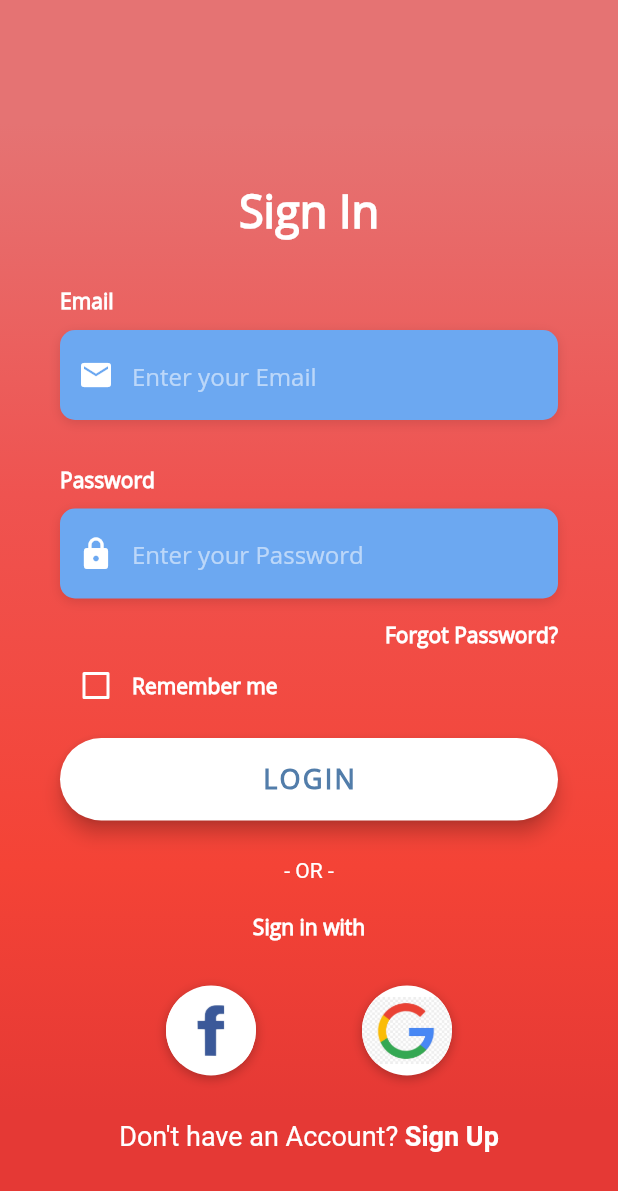
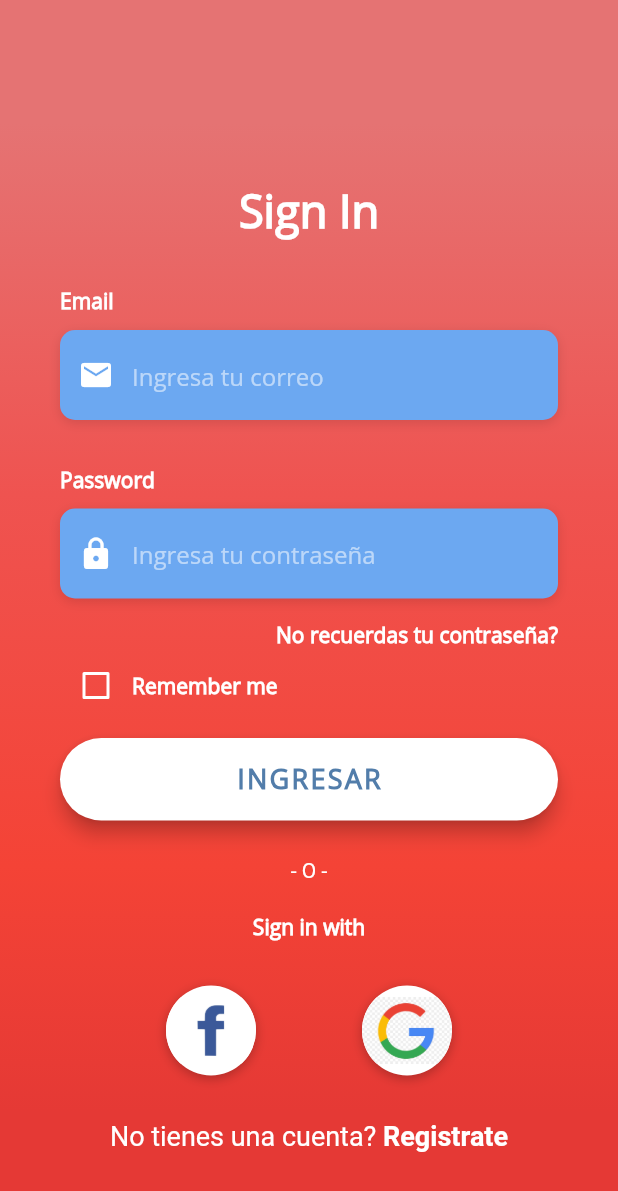
Before and after one commit to codingenterpise/DicomerProject, a Flutter app: the screen it shows after launch, on a phone screen of 412 x 824 dp. Shown: the top 1191 px of the screen. Run offline on Flutter 3.47's test engine with Material 2 defaults, Android fonts, the phone set to English and light mode, and no system bars.

Commit message:
CambioEspañol

```diff
--- a/lib/screens/login_screen.dart
+++ b/lib/screens/login_screen.dart
@@ -36,7 +36,7 @@ class _LoginScreenState extends State<LoginScreen> {
                 Icons.email,
                 color: Colors.white,
               ),
-              hintText: 'Enter your Email',
+              hintText: 'Ingresa tu correo',
               hintStyle: kHintTextStyle,
             ),
           ),
@@ -71,7 +71,7 @@ class _LoginScreenState extends State<LoginScreen> {
                 Icons.lock,
                 color: Colors.white,
               ),
-              hintText: 'Enter your Password',
+              hintText: 'Ingresa tu contraseña',
               hintStyle: kHintTextStyle,
             ),
           ),
@@ -87,7 +87,7 @@ class _LoginScreenState extends State<LoginScreen> {
         onPressed: () => print('Forgot Password Button Pressed'),
         padding: EdgeInsets.only(right: 0.0),
         child: Text(
-          'Forgot Password?',
+          'No recuerdas tu contraseña?',
           style: kLabelStyle,
         ),
       ),
@@ -134,7 +134,7 @@ class _LoginScreenState extends State<LoginScreen> {
         ),
         color: Colors.white,
         child: Text(
-          'LOGIN',
+          'INGRESAR',
           style: TextStyle(
             color: Color(0xFF527DAA),
             letterSpacing: 1.5,
@@ -151,7 +151,7 @@ class _LoginScreenState extends State<LoginScreen> {
     return Column(
       children: <Widget>[
         Text(
-          '- OR -',
+          '- O -',
           style: TextStyle(
             color: Colors.white,
             fontWeight: FontWeight.w400,
@@ -220,7 +220,7 @@ class _LoginScreenState extends State<LoginScreen> {
         text: TextSpan(
           children: [
             TextSpan(
-              text: 'Don\'t have an Account? ',
+              text: 'No tienes una cuenta? ',
               style: TextStyle(
                 color: Colors.white,
                 fontSize: 18.0,
@@ -228,7 +228,7 @@ class _LoginScreenState extends State<LoginScreen> {
               ),
             ),
             TextSpan(
-              text: 'Sign Up',
+              text: 'Registrate',
               style: TextStyle(
                 color: Colors.white,
                 fontSize: 18.0,
```
